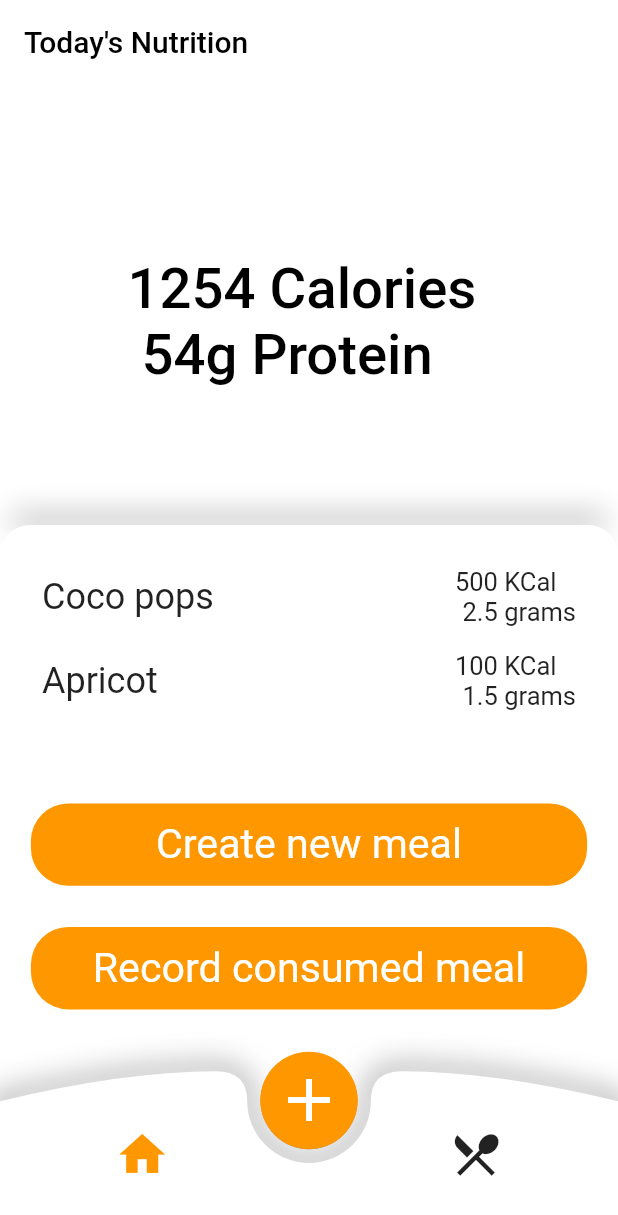
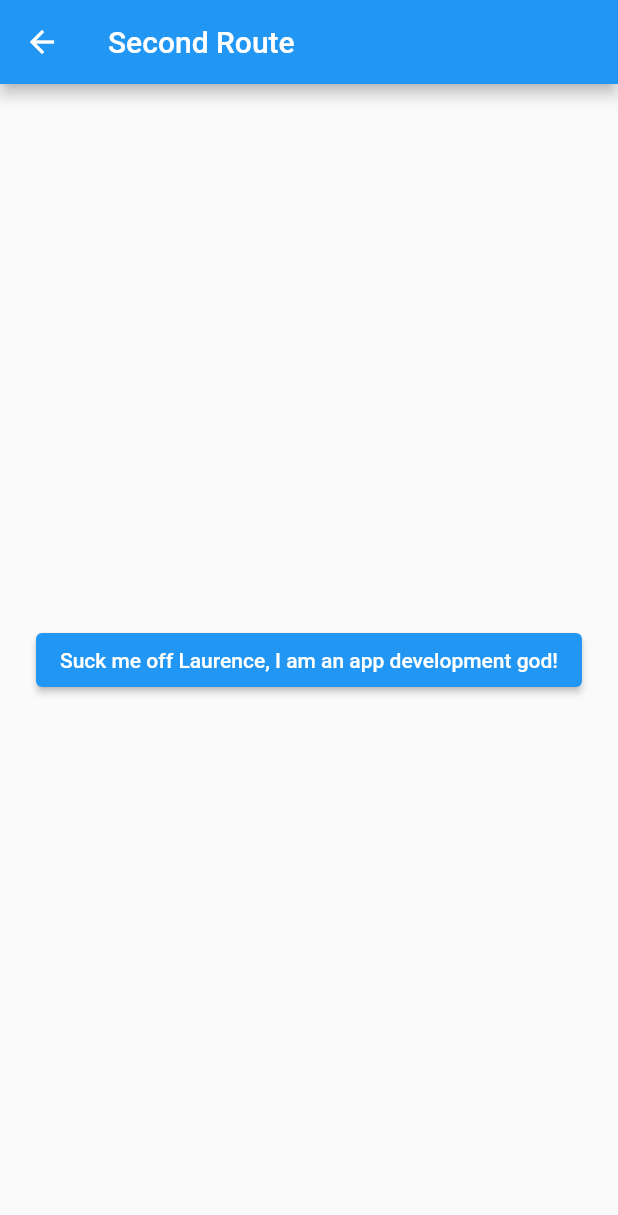
Before and after one commit to LaurenceM96/personal-nutrition-app, a Flutter app: the screen it shows after launch, after a tap on the "add" icon, after a tap on "Create new meal", on a phone screen of 412 x 824 dp. Shown: the top 1215 px of the screen. Run offline on Flutter 3.47's test engine with Material 2 defaults, Android fonts, the phone set to English and light mode, and no system bars.

Commit message:
A second page has been added when the user selects "Create new meal". The new page has a return button.

```diff
--- a/lib/main.dart
+++ b/lib/main.dart
@@ -259,13 +259,37 @@
                     color: Colors.orange,
                     text: "Create new meal",
                     textColor: Colors.white,
-                    onClick: () {},
+                    onClick: () {
+                      Navigator.push(
+                        context,
+                        MaterialPageRoute(builder: (context) => SecondRoute()),
+                      );
+                    }, //this is where you are going to make a function for creating a new meal
                   ),
                 ),
               ),
             ]),
           )
         ],
+      ),
+    );
+  }
+}
+
+class SecondRoute extends StatelessWidget {
+  @override
+  Widget build(BuildContext context) {
+    return Scaffold(
+      appBar: AppBar(
+        title: Text("Second Route"),
+      ),
+      body: Center(
+        child: ElevatedButton(
+          onPressed: () {
+            // Navigate back to first route when tapped.
+          },
+          child: Text('Suck me off Laurence, I am an app development god!'),
+        ),
       ),
     );
   }
@@ -380,7 +404,7 @@
   }
 }
 
-class FloatingMenuItem extends StatelessWidget {
+class FloatingMenuItem extends StatelessWidget { //this is the floating menu item
   FloatingMenuItem({
     required this.width,
     required this.height,
```
